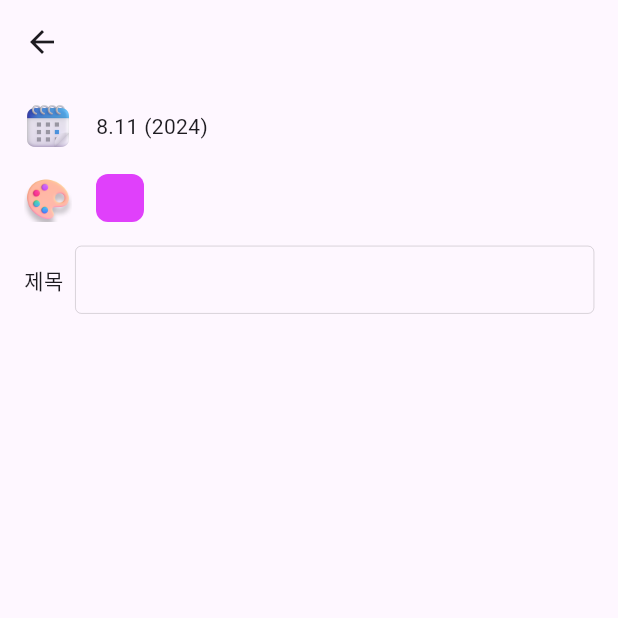
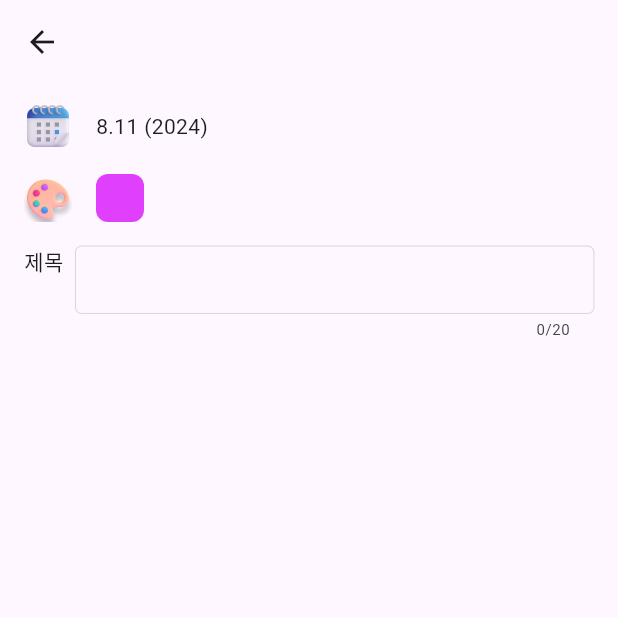
Before and after one commit to json-kim/highlight-Flutter, a Flutter app: the HighlightEditScreen screen opened by its route, on a phone screen of 412 x 824 dp, the top half of it. Run offline on Flutter 3.47's test engine with Material 3 defaults, Android fonts, the phone set to English and light mode, and no system bars; our stand-ins replace flutter_riverpod, go_router, package_info_plus; missing offline and left inert: flex_color_picker.

Commit message:
Feat: 텍스트필드 데코레이션 머티리얼앱 테마로 분리

```diff
--- a/lib/app/highlight_app.dart
+++ b/lib/app/highlight_app.dart
@@ -2,6 +2,7 @@ import 'package:flutter/material.dart';
 import 'package:flutter_riverpod/flutter_riverpod.dart';
 import 'package:highlight_flutter/app/router/app_router.dart';
 import 'package:highlight_flutter/app/provider/provider_logger.dart';
+import 'package:highlight_flutter/app/theme/light_theme.dart';
 
 class HighlightApp extends StatelessWidget {
   const HighlightApp({super.key});
@@ -14,10 +15,7 @@ class HighlightApp extends StatelessWidget {
       ],
       child: MaterialApp.router(
         title: 'Highlight',
-        theme: ThemeData(
-          colorScheme: ColorScheme.fromSeed(seedColor: Colors.deepPurple),
-          useMaterial3: true,
-        ),
+        theme: lightTheme,
         routerConfig: appRouter,
       ),
     );
--- /dev/null
+++ b/lib/app/theme/light_theme.dart
@@ -0,0 +1,22 @@
+import 'package:flutter/material.dart';
+
+final lightTheme = ThemeData(
+    colorScheme: ColorScheme.fromSeed(seedColor: Colors.deepPurple),
+    useMaterial3: true,
+    brightness: Brightness.light,
+    inputDecorationTheme: const InputDecorationTheme(
+      isDense: true,
+      border: OutlineInputBorder(
+        borderRadius: BorderRadius.all(Radius.circular(4)),
+        borderSide: BorderSide(width: 0.1),
+      ),
+      focusedBorder: OutlineInputBorder(
+        borderRadius: BorderRadius.all(Radius.circular(4)),
+        borderSide: BorderSide(width: 1, color: Colors.deepPurple),
+      ),
+      enabledBorder: OutlineInputBorder(
+        borderRadius: BorderRadius.all(Radius.circular(4)),
+        borderSide: BorderSide(width: 0.1),
+      ),
+      counterStyle: TextStyle(fontSize: 10),
+    ));
--- a/lib/screen/highlight_edit/title_field_bar.dart
+++ b/lib/screen/highlight_edit/title_field_bar.dart
@@ -5,42 +5,22 @@ import 'package:highlight_flutter/screen/highlight_edit/state/current_title_prov
 class TitleFieldBar extends ConsumerWidget {
   const TitleFieldBar({super.key});
 
-  static const titleFieldBorder = OutlineInputBorder(
-    borderRadius: BorderRadius.all(Radius.circular(4)),
-    borderSide: BorderSide(width: 0.1),
-  );
-
   static const maxTitleLength = 20;
 
   static const titleTextStyle = TextStyle(fontSize: 14);
 
-  static const titleLengthTextStyle = TextStyle(fontSize: 10);
-
   @override
   Widget build(BuildContext context, WidgetRef ref) {
-    final currentTitle = ref.watch(currentTitleProvider);
     return Padding(
       padding: const EdgeInsets.all(8),
       child: Row(
+        crossAxisAlignment: CrossAxisAlignment.start,
         children: [
           const Text('제목'),
           const SizedBox(width: 8),
           Expanded(
               child: TextField(
             style: titleTextStyle,
-            decoration: InputDecoration(
-              border: titleFieldBorder,
-              enabledBorder: titleFieldBorder,
-              focusedBorder: titleFieldBorder,
-              disabledBorder: titleFieldBorder,
-              focusedErrorBorder: titleFieldBorder,
-              counterText: '',
-              suffix: Text(
-                '${currentTitle.length}/$maxTitleLength',
-                style: titleLengthTextStyle,
-              ),
-              isDense: true,
-            ),
             cursorWidth: 1,
             maxLines: 1,
             maxLength: maxTitleLength,
```
